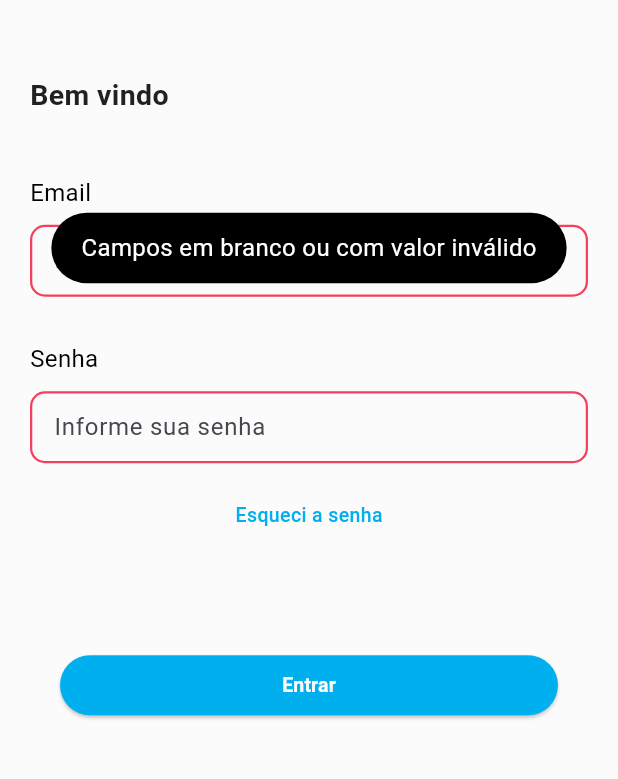
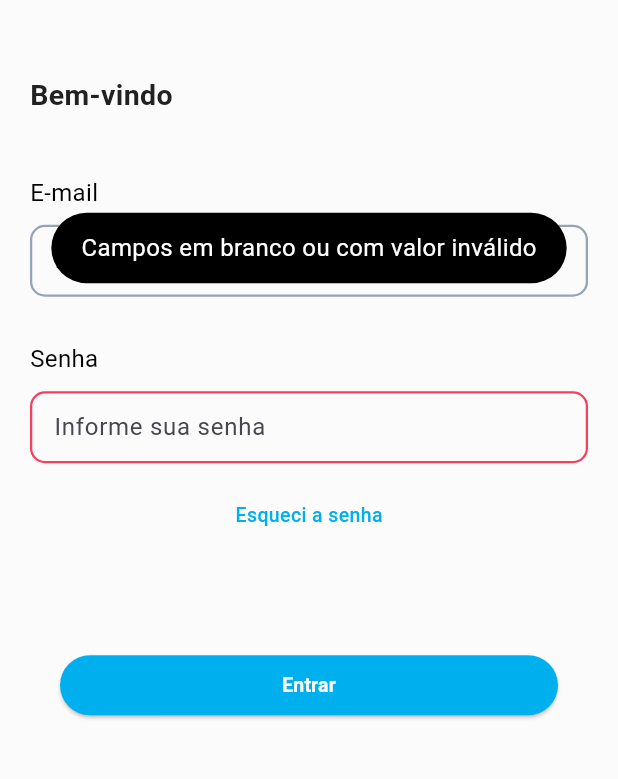
Before and after one commit to Iamguimartins/Mobile2-UNAERP, a Flutter app: the screen it shows after launch, after a tap on "Entrar", on a phone screen of 412 x 824 dp, the part 370-1149 px from its top. Run offline on Flutter 3.47's test engine with Material 3 defaults, Android fonts, the phone set to English and light mode, and no system bars; our stand-ins replace cloud_firestore, file_picker, firebase_auth, firebase_core, firebase_storage, fl_chart and 3 more; accounts and stored records are empty.

Commit message:
Commit Final - Ajustes

```diff
--- a/lib/infrastructure/presentations/auth/auth_view.dart
+++ b/lib/infrastructure/presentations/auth/auth_view.dart
@@ -56,7 +56,7 @@ class _AuthViewState extends State<AuthView> {
                                 height: 100, width: 200)),
                         const SizedBox(height: 50),
                         Text(
-                          "Bem vindo",
+                          "Bem-vindo",
                           style: TextStyle(
                               fontSize: 19,
                               fontWeight: FontWeight.w700,
@@ -64,12 +64,12 @@ class _AuthViewState extends State<AuthView> {
                         ),
                         const SizedBox(height: 40),
                         TextFieldCustom(
-                            hint: "Informe o seu email",
-                            text: "Email",
+                            hint: "Informe o seu e-mail",
+                            text: "E-mail",
                             inputType: TextInputType.emailAddress,
                             controller: widget.state.controllerEmail,
                             getColorValidator:
-                                Util.existStringInList(widget.state.errors, 'email')
+                                Util.existStringInList(widget.state.errors, 'e-mail')
                                     ? MyColors.error
                                     : MyColors.gray),
                         const SizedBox(
```
